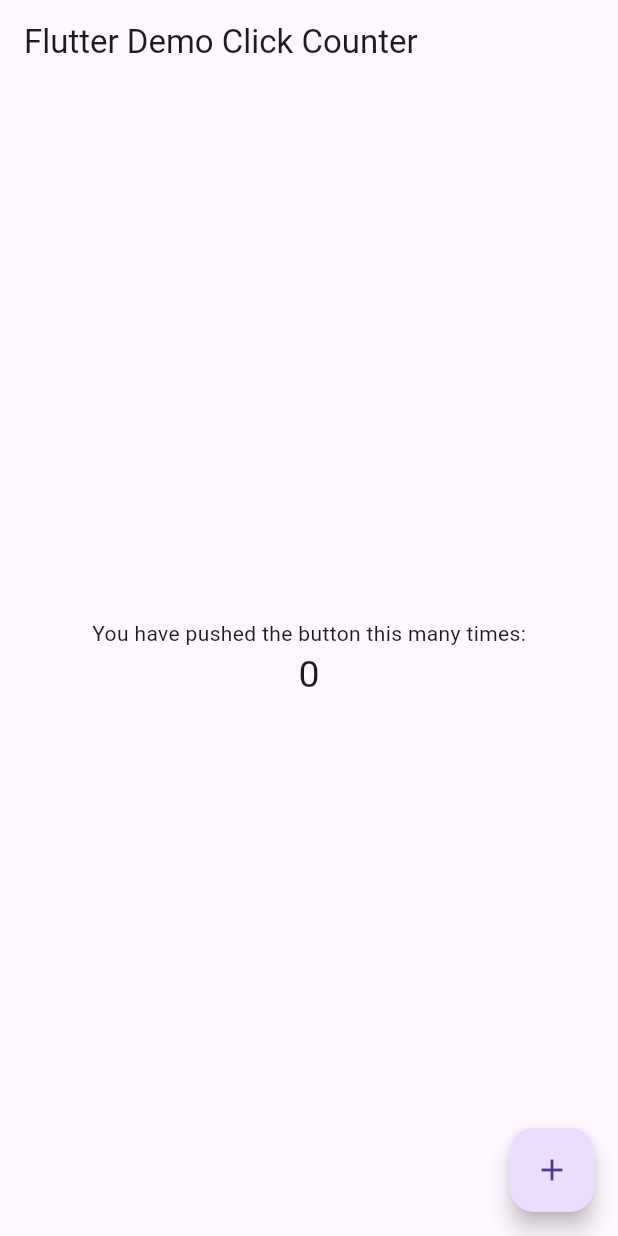
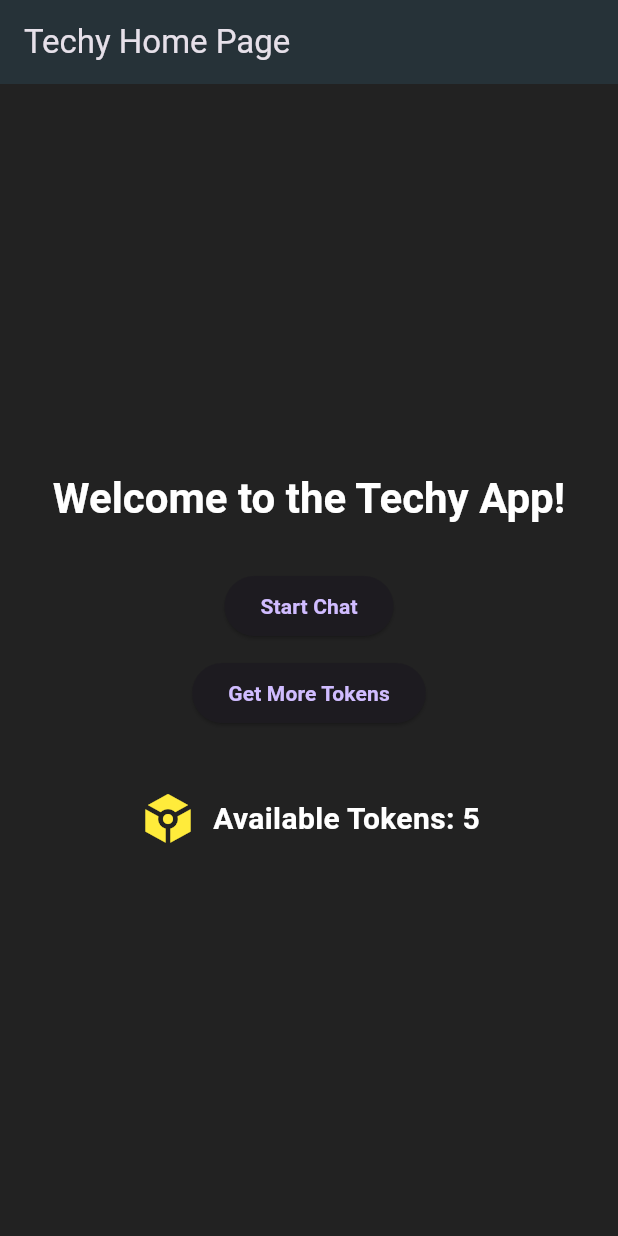
Before and after one commit to Charlie-23/ai-assist, a Flutter app: the screen it shows after launch, on a phone screen of 412 x 824 dp. Run offline on Flutter 3.47's test engine with Material 3 defaults, Android fonts, the phone set to English and light mode, and no system bars.

Commit message:
Add Chat window

```diff
--- /dev/null
+++ b/lib/constants.dart
@@ -0,0 +1,3 @@
+import 'package:flutter/material.dart';
+
+// You can define constants and other shared values here
--- /dev/null
+++ b/lib/home_page.dart
@@ -0,0 +1,90 @@
+import 'package:flutter/material.dart';
+import 'chat_page.dart';
+
+class HomePage extends StatefulWidget {
+  @override
+  _HomePageState createState() => _HomePageState();
+}
+
+class _HomePageState extends State<HomePage> {
+  int _tokens = 5;
+
+  Future<void> _startChat() async {
+    final result = await Navigator.push(
+      context,
+      MaterialPageRoute(
+        builder: (context) => ChatPage(tokens: _tokens),
+      ),
+    );
+
+    // Update the tokens if a result is returned from the ChatPage
+    if (result != null && result is int) {
+      setState(() {
+        _tokens = result;
+      });
+    }
+  }
+
+  void _getMoreTokens() {
+    setState(() {
+      _tokens += 5;
+    });
+    ScaffoldMessenger.of(context).showSnackBar(
+      SnackBar(content: Text('Added More Tokens')),
+    );
+  }
+
+  @override
+  Widget build(BuildContext context) {
+    return Scaffold(
+      backgroundColor: Colors.black87,
+      appBar: AppBar(
+        title: Text('Techy Home Page'),
+        backgroundColor: Colors.blueGrey[900],
+      ),
+      body: Center(
+        child: Column(
+          mainAxisAlignment: MainAxisAlignment.center,
+          crossAxisAlignment: CrossAxisAlignment.center,
+          children: <Widget>[
+            Text(
+              'Welcome to the Techy App!',
+              style: Theme.of(context).textTheme.headline4,
+              textAlign: TextAlign.center,
+            ),
+            SizedBox(height: 30),
+            ElevatedButton(
+              onPressed: _startChat,
+              child: Text('Start Chat'),
+            ),
+            SizedBox(height: 10),
+            ElevatedButton(
+              onPressed: _getMoreTokens,
+              child: Text('Get More Tokens'),
+            ),
+            SizedBox(height: 40),
+            Row(
+              mainAxisAlignment: MainAxisAlignment.center,
+              children: <Widget>[
+                Icon(
+                  Icons.token,
+                  color: Colors.yellow,
+                  size: 40,
+                ),
+                SizedBox(width: 10),
+                Text(
+                  'Available Tokens: $_tokens',
+                  style: TextStyle(
+                    fontSize: 20,
+                    color: Colors.white,
+                    fontWeight: FontWeight.bold,
+                  ),
+                ),
+              ],
+            ),
+          ],
+        ),
+      ),
+    );
+  }
+}
--- a/lib/main.dart
+++ b/lib/main.dart
@@ -1,92 +1,36 @@
 import 'package:flutter/material.dart';
+import 'home_page.dart';
 
-void main() => runApp(const MyApp());
+void main() {
+  runApp(MyApp());
+}
 
 class MyApp extends StatelessWidget {
-  const MyApp({super.key});
-  static const String _title = 'Flutter Stateful Clicker Counter';
-  // This widget is the root of your application.
   @override
   Widget build(BuildContext context) {
     return MaterialApp(
-      title: _title,
+      title: 'Techy Home Page',
       theme: ThemeData(
-        // useMaterial3: false,
-        primarySwatch: Colors.blue,
+        primarySwatch: Colors.blueGrey,
+        brightness: Brightness.dark,
+        textTheme: TextTheme(
+          headline4: TextStyle(
+            fontWeight: FontWeight.bold,
+            color: Colors.white,
+          ),
+          button: TextStyle(
+            color: Colors.white,
+            fontWeight: FontWeight.bold,
+          ),
+        ),
+        buttonTheme: ButtonThemeData(
+          buttonColor: Colors.blueAccent,
+          shape: RoundedRectangleBorder(
+            borderRadius: BorderRadius.circular(8),
+          ),
+        ),
       ),
-      home: const MyHomePage(),
+      home: HomePage(),
     );
   }
 }
-
-class MyHomePage extends StatefulWidget {
-  const MyHomePage({super.key});
-  // This widget is the home page of your application. It is stateful, meaning
-  // that it has a State object (defined below) that contains fields that affect
-  // how it looks.
-  // This class is the configuration for the state.
-  @override
-  _MyHomePageState createState() => _MyHomePageState();
-}
-
-class _MyHomePageState extends State<MyHomePage> {
-  int _counter = 0;
-
-  void _incrementCounter() {
-    setState(() {
-      // This call to setState tells the Flutter framework that something has
-      // changed in this State, which causes it to rerun the build method below
-      // so that the display can reflect the updated values. If we changed
-      // _counter without calling setState(), then the build method would not be
-      // called again, and so nothing would appear to happen.
-      _counter++;
-    });
-  }
-
-  @override
-  Widget build(BuildContext context) {
-    // This method is rerun every time setState is called, for instance as done
-    // by the _incrementCounter method above.
-    //
-    // The Flutter framework has been optimized to make rerunning build methods
-    // fast, so that you can just rebuild anything that needs updating rather
-    // than having to individually change instances of widgets.
-    return Scaffold(
-      appBar: AppBar(
-        // Here we take the value from the MyHomePage object that was created by
-        // the App.build method, and use it to set our appbar title.
-        title: const Text('Flutter Demo Click Counter'),
-      ),
-      body: Center(
-        // Center is a layout widget. It takes a single child and positions it
-        // in the middle of the parent.
-        child: Column(
-          // Column is also a layout widget. It takes a list of children and
-          // arranges them vertically. By default, it sizes itself to fit its
-          // children horizontally, and tries to be as tall as its parent.
-          //
-          // Column has various properties to control how it sizes itself and
-          // how it positions its children. Here we use mainAxisAlignment to
-          // center the children vertically; the main axis here is the vertical
-          // axis because Columns are vertical (the cross axis would be
-          // horizontal).
-          mainAxisAlignment: MainAxisAlignment.center,
-          children: <Widget>[
-            const Text(
-              'You have pushed the button this many times:',
-            ),
-            Text(
-              '$_counter',
-              style: const TextStyle(fontSize: 25),
-            ),
-          ],
-        ),
-      ),
-      floatingActionButton: FloatingActionButton(
-        onPressed: _incrementCounter,
-        tooltip: 'Increment',
-        child: const Icon(Icons.add),
-      ),
-    );
-  }
-}
```
Also changed, not shown: lib/chat_page.dart (added, +205 -0 lines).
